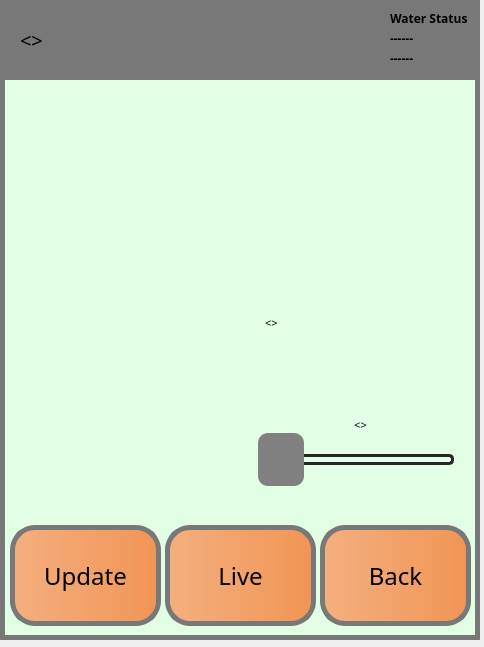
Old version of the form Software/code/form.ui in the repository Ulnooweg/GroBot.
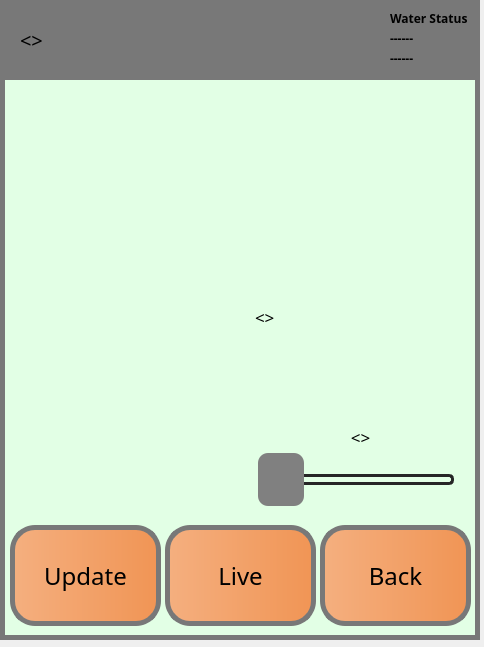
New version of the form. The open tabs and pages were chosen to show the change. Custom widgets are drawn as their Qt base class.

Commit message: Final adjustments and error handling to main and ui

Diff of the .ui file:
```diff
--- a/Software/code/form.ui
+++ b/Software/code/form.ui
@@ -366,16 +366,16 @@
     <widget class="QLabel" name="monitordata_data_label">
      <property name="geometry">
       <rect>
-       <x>260</x>
-       <y>240</y>
-       <width>201</width>
-       <height>81</height>
+       <x>250</x>
+       <y>230</y>
+       <width>211</width>
+       <height>111</height>
       </rect>
      </property>
      <property name="font">
       <font>
-       <family>Myriad Pro</family>
-       <pointsize>8</pointsize>
+       <family>TikTok Sans 28pt</family>
+       <pointsize>13</pointsize>
       </font>
      </property>
      <property name="text">
@@ -389,7 +389,7 @@
      <property name="geometry">
       <rect>
        <x>250</x>
-       <y>350</y>
+       <y>370</y>
        <width>211</width>
        <height>68</height>
       </rect>
@@ -429,15 +429,15 @@
      <property name="geometry">
       <rect>
        <x>250</x>
-       <y>340</y>
+       <y>350</y>
        <width>211</width>
        <height>21</height>
       </rect>
      </property>
      <property name="font">
       <font>
-       <family>Myriad Pro</family>
-       <pointsize>8</pointsize>
+       <family>TikTok Sans</family>
+       <pointsize>13</pointsize>
       </font>
      </property>
      <property name="text">
```
Left out of the diff: 2 changed lines with no effect on the pictures. The commit also changes 2 other files.
